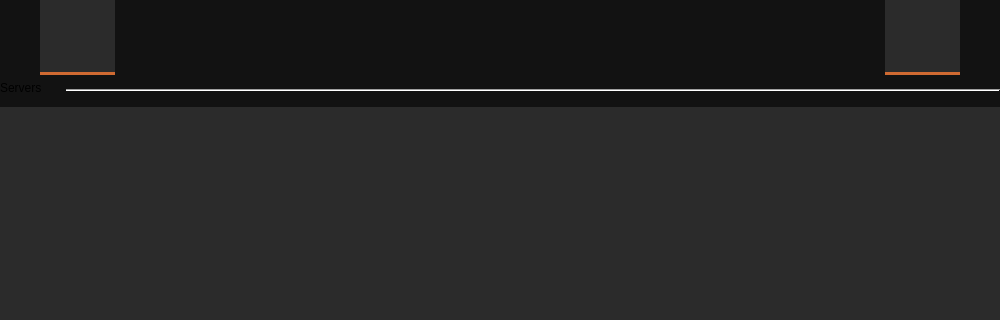
Old version of the form ui/mainwindow.ui in the repository metootem/TF2-Dedicated-Server-Manager; both pictures show x 0 to 1000 and y 0 to 320 of the 1000 by 600 pixel window.
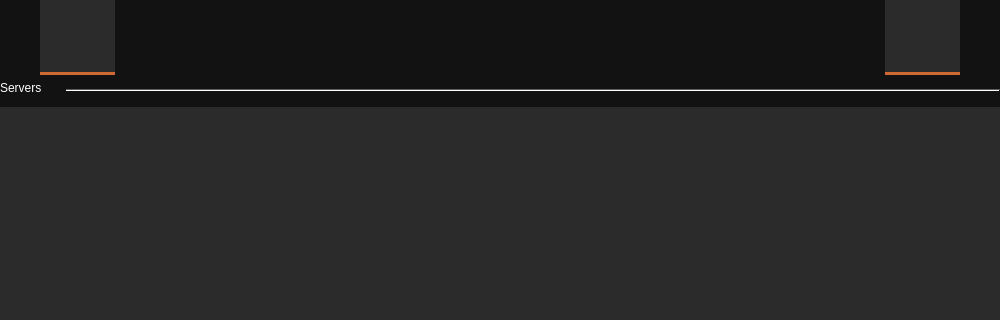
New version of the form. Icons and pictures are not drawn.

Commit message: Added app icon and main palette to widgets

What changed in the file:
```diff
--- a/ui/mainwindow.ui
+++ b/ui/mainwindow.ui
@@ -55,6 +55,24 @@
        </color>
       </brush>
      </colorrole>
+     <colorrole role="Text">
+      <brush brushstyle="SolidPattern">
+       <color alpha="255">
+        <red>255</red>
+        <green>255</green>
+        <blue>255</blue>
+       </color>
+      </brush>
+     </colorrole>
+     <colorrole role="ButtonText">
+      <brush brushstyle="SolidPattern">
+       <color alpha="255">
+        <red>255</red>
+        <green>255</green>
+        <blue>255</blue>
+       </color>
+      </brush>
+     </colorrole>
      <colorrole role="Base">
       <brush brushstyle="SolidPattern">
        <color alpha="255">
@@ -147,6 +165,24 @@
        </color>
       </brush>
      </colorrole>
+     <colorrole role="Text">
+      <brush brushstyle="SolidPattern">
+       <color alpha="255">
+        <red>255</red>
+        <green>255</green>
+        <blue>255</blue>
+       </color>
+      </brush>
+     </colorrole>
+     <colorrole role="ButtonText">
+      <brush brushstyle="SolidPattern">
+       <color alpha="255">
+        <red>255</red>
+        <green>255</green>
+        <blue>255</blue>
+       </color>
+      </brush>
+     </colorrole>
      <colorrole role="Base">
       <brush brushstyle="SolidPattern">
        <color alpha="255">
@@ -330,6 +366,7 @@
 border-bottom: 3px solid #cf6a32;
 	background-color: #2b2b2b;
 	font: 13pt &quot;Noto Sans&quot;;
+color: #ffffff;
 }
 
 QPushButton::hover {
@@ -486,6 +523,331 @@
           <height>20</height>
          </size>
         </property>
+        <property name="palette">
+         <palette>
+          <active>
+           <colorrole role="WindowText">
+            <brush brushstyle="SolidPattern">
+             <color alpha="255">
+              <red>255</red>
+              <green>255</green>
+              <blue>255</blue>
+             </color>
+            </brush>
+           </colorrole>
+           <colorrole role="Button">
+            <brush brushstyle="SolidPattern">
+             <color alpha="255">
+              <red>207</red>
+              <green>106</green>
+              <blue>50</blue>
+             </color>
+            </brush>
+           </colorrole>
+           <colorrole role="Dark">
+            <brush brushstyle="SolidPattern">
+             <color alpha="255">
+              <red>92</red>
+              <green>92</green>
+              <blue>92</blue>
+             </color>
+            </brush>
+           </colorrole>
+           <colorrole role="Mid">
+            <brush brushstyle="SolidPattern">
+             <color alpha="255">
+              <red>127</red>
+              <green>127</green>
+              <blue>127</blue>
+             </color>
+            </brush>
+           </colorrole>
+           <colorrole role="Text">
+            <brush brushstyle="SolidPattern">
+             <color alpha="255">
+              <red>255</red>
+              <green>255</green>
+              <blue>255</blue>
+             </color>
+            </brush>
+           </colorrole>
+           <colorrole role="ButtonText">
+            <brush brushstyle="SolidPattern">
+             <color alpha="255">
+              <red>255</red>
+              <green>255</green>
+              <blue>255</blue>
+             </color>
+            </brush>
+           </colorrole>
+           <colorrole role="Base">
+            <brush brushstyle="SolidPattern">
+             <color alpha="255">
+              <red>30</red>
+              <green>30</green>
+              <blue>30</blue>
+             </color>
+            </brush>
+           </colorrole>
+           <colorrole role="Window">
+            <brush brushstyle="SolidPattern">
+             <color alpha="255">
+              <red>18</red>
+              <green>18</green>
+              <blue>18</blue>
+             </color>
+            </brush>
+           </colorrole>
+           <colorrole role="Highlight">
+            <brush brushstyle="SolidPattern">
+             <color alpha="255">
+              <red>207</red>
+              <green>106</green>
+              <blue>50</blue>
+             </color>
+            </brush>
+           </colorrole>
+           <colorrole role="LinkVisited">
+            <brush brushstyle="SolidPattern">
+             <color alpha="255">
+              <red>255</red>
+              <green>158</green>
+              <blue>105</blue>
+             </color>
+            </brush>
+           </colorrole>
+           <colorrole role="AlternateBase">
+            <brush brushstyle="SolidPattern">
+             <color alpha="255">
+              <red>45</red>
+              <green>45</green>
+              <blue>45</blue>
+             </color>
+            </brush>
+           </colorrole>
+           <colorrole role="ToolTipBase">
+            <brush brushstyle="SolidPattern">
+             <color alpha="255">
+              <red>97</red>
+              <green>97</green>
+              <blue>97</blue>
+             </color>
+            </brush>
+           </colorrole>
+          </active>
+          <inactive>
+           <colorrole role="WindowText">
+            <brush brushstyle="SolidPattern">
+             <color alpha="255">
+              <red>255</red>
+              <green>255</green>
+              <blue>255</blue>
+             </color>
+            </brush>
+           </colorrole>
+           <colorrole role="Button">
+            <brush brushstyle="SolidPattern">
+             <color alpha="255">
+              <red>207</red>
+              <green>106</green>
+              <blue>50</blue>
+             </color>
+            </brush>
+           </colorrole>
+           <colorrole role="Dark">
+            <brush brushstyle="SolidPattern">
+             <color alpha="255">
+              <red>92</red>
+              <green>92</green>
+              <blue>92</blue>
+             </color>
+            </brush>
+           </colorrole>
+           <colorrole role="Mid">
+            <brush brushstyle="SolidPattern">
+             <color alpha="255">
+              <red>127</red>
+              <green>127</green>
+              <blue>127</blue>
+             </color>
+            </brush>
+           </colorrole>
+           <colorrole role="Text">
+            <brush brushstyle="SolidPattern">
+             <color alpha="255">
+              <red>255</red>
+              <green>255</green>
+              <blue>255</blue>
+             </color>
+            </brush>
+           </colorrole>
+           <colorrole role="ButtonText">
+            <brush brushstyle="SolidPattern">
+             <color alpha="255">
+              <red>255</red>
+              <green>255</green>
+              <blue>255</blue>
+             </color>
+            </brush>
+           </colorrole>
+           <colorrole role="Base">
+            <brush brushstyle="SolidPattern">
+             <color alpha="255">
+              <red>30</red>
+              <green>30</green>
+              <blue>30</blue>
+             </color>
+            </brush>
+           </colorrole>
+           <colorrole role="Window">
+            <brush brushstyle="SolidPattern">
+             <color alpha="255">
+              <red>18</red>
+              <green>18</green>
+              <blue>18</blue>
+             </color>
+            </brush>
+           </colorrole>
+           <colorrole role="Highlight">
+            <brush brushstyle="SolidPattern">
+             <color alpha="255">
+              <red>207</red>
+              <green>106</green>
+              <blue>50</blue>
+             </color>
+            </brush>
+           </colorrole>
+           <colorrole role="LinkVisited">
+            <brush brushstyle="SolidPattern">
+             <color alpha="255">
+              <red>255</red>
+              <green>158</green>
+              <blue>105</blue>
+             </color>
+            </brush>
+           </colorrole>
+           <colorrole role="AlternateBase">
+            <brush brushstyle="SolidPattern">
+             <color alpha="255">
+              <red>45</red>
+              <green>45</green>
+              <blue>45</blue>
+             </color>
+            </brush>
+           </colorrole>
+           <colorrole role="ToolTipBase">
+            <brush brushstyle="SolidPattern">
+             <color alpha="255">
+              <red>97</red>
+              <green>97</green>
+              <blue>97</blue>
+             </color>
+            </brush>
+           </colorrole>
+          </inactive>
+          <disabled>
+           <colorrole role="WindowText">
+            <brush brushstyle="SolidPattern">
+             <color alpha="255">
+              <red>92</red>
+              <green>92</green>
+              <blue>92</blue>
+             </color>
+            </brush>
+           </colorrole>
+           <colorrole role="Button">
+            <brush brushstyle="SolidPattern">
+             <color alpha="255">
+              <red>207</red>
+              <green>106</green>
+              <blue>50</blue>
+             </color>
+            </brush>
+           </colorrole>
+           <colorrole role="Dark">
+            <brush brushstyle="SolidPattern">
+             <color alpha="255">
+              <red>92</red>
+              <green>92</green>
+              <blue>92</blue>
+             </color>
+            </brush>
+           </colorrole>
+           <colorrole role="Mid">
+            <brush brushstyle="SolidPattern">
+             <color alpha="255">
+              <red>127</red>
+              <green>127</green>
+              <blue>127</blue>
+             </color>
+            </brush>
+           </colorrole>
+           <colorrole role="Text">
+            <brush brushstyle="SolidPattern">
+             <color alpha="255">
+              <red>92</red>
+              <green>92</green>
+              <blue>92</blue>
+             </color>
+            </brush>
+           </colorrole>
+           <colorrole role="ButtonText">
+            <brush brushstyle="SolidPattern">
+             <color alpha="255">
+              <red>92</red>
+              <green>92</green>
+              <blue>92</blue>
+             </color>
+            </brush>
+           </colorrole>
+           <colorrole role="Base">
+            <brush brushstyle="SolidPattern">
+             <color alpha="255">
+              <red>18</red>
+              <green>18</green>
+              <blue>18</blue>
+             </color>
+            </brush>
+           </colorrole>
+           <colorrole role="Window">
+            <brush brushstyle="SolidPattern">
+             <color alpha="255">
+              <red>18</red>
+              <green>18</green>
+              <blue>18</blue>
+             </color>
+            </brush>
+           </colorrole>
+           <colorrole role="LinkVisited">
+            <brush brushstyle="SolidPattern">
+             <color alpha="255">
+              <red>255</red>
+              <green>158</green>
+              <blue>105</blue>
+             </color>
+            </brush>
+           </colorrole>
+           <colorrole role="AlternateBase">
+            <brush brushstyle="SolidPattern">
+             <color alpha="255">
+              <red>45</red>
+              <green>45</green>
+              <blue>45</blue>
+             </color>
+            </brush>
+           </colorrole>
+           <colorrole role="ToolTipBase">
+            <brush brushstyle="SolidPattern">
+             <color alpha="255">
+              <red>97</red>
+              <green>97</green>
+              <blue>97</blue>
+             </color>
+            </brush>
+           </colorrole>
+          </disabled>
+         </palette>
+        </property>
         <property name="text">
          <string>Servers</string>
         </property>
@@ -496,6 +858,331 @@
       </item>
       <item>
        <widget class="Line" name="line">
+        <property name="palette">
+         <palette>
+          <active>
+           <colorrole role="WindowText">
+            <brush brushstyle="SolidPattern">
+             <color alpha="255">
+              <red>255</red>
+              <green>255</green>
+              <blue>255</blue>
+             </color>
+            </brush>
+           </colorrole>
+           <colorrole role="Button">
+            <brush brushstyle="SolidPattern">
+             <color alpha="255">
+              <red>207</red>
+              <green>106</green>
+              <blue>50</blue>
+             </color>
+            </brush>
+           </colorrole>
+           <colorrole role="Dark">
+            <brush brushstyle="SolidPattern">
+             <color alpha="255">
+              <red>92</red>
+              <green>92</green>
+              <blue>92</blue>
+             </color>
+            </brush>
+           </colorrole>
+           <colorrole role="Mid">
+            <brush brushstyle="SolidPattern">
+             <color alpha="255">
+              <red>127</red>
+              <green>127</green>
+              <blue>127</blue>
+             </color>
+            </brush>
+           </colorrole>
+           <colorrole role="Text">
+            <brush brushstyle="SolidPattern">
+             <color alpha="255">
+              <red>255</red>
+              <green>255</green>
+              <blue>255</blue>
+             </color>
+            </brush>
+           </colorrole>
+           <colorrole role="ButtonText">
+            <brush brushstyle="SolidPattern">
+             <color alpha="255">
+              <red>255</red>
+              <green>255</green>
+              <blue>255</blue>
+             </color>
+            </brush>
+           </colorrole>
+           <colorrole role="Base">
+            <brush brushstyle="SolidPattern">
+             <color alpha="255">
+              <red>30</red>
+              <green>30</green>
+              <blue>30</blue>
+             </color>
+            </brush>
+           </colorrole>
+           <colorrole role="Window">
+            <brush brushstyle="SolidPattern">
+             <color alpha="255">
+              <red>18</red>
+              <green>18</green>
+              <blue>18</blue>
+             </color>
+            </brush>
+           </colorrole>
+           <colorrole role="Highlight">
+            <brush brushstyle="SolidPattern">
+             <color alpha="255">
+              <red>207</red>
+              <green>106</green>
+              <blue>50</blue>
+             </color>
+            </brush>
+           </colorrole>
+           <colorrole role="LinkVisited">
+            <brush brushstyle="SolidPattern">
+             <color alpha="255">
+              <red>255</red>
+              <green>158</green>
+              <blue>105</blue>
+             </color>
+            </brush>
+           </colorrole>
+           <colorrole role="AlternateBase">
+            <brush brushstyle="SolidPattern">
+             <color alpha="255">
+              <red>45</red>
+              <green>45</green>
+              <blue>45</blue>
+             </color>
+            </brush>
+           </colorrole>
+           <colorrole role="ToolTipBase">
+            <brush brushstyle="SolidPattern">
+             <color alpha="255">
+              <red>97</red>
+              <green>97</green>
+              <blue>97</blue>
+             </color>
+            </brush>
+           </colorrole>
+          </active>
+          <inactive>
+           <colorrole role="WindowText">
+            <brush brushstyle="SolidPattern">
+             <color alpha="255">
+              <red>255</red>
+              <green>255</green>
+              <blue>255</blue>
+             </color>
+            </brush>
+           </colorrole>
+           <colorrole role="Button">
+            <brush brushstyle="SolidPattern">
+             <color alpha="255">
+              <red>207</red>
+              <green>106</green>
+              <blue>50</blue>
+             </color>
+            </brush>
+           </colorrole>
+           <colorrole role="Dark">
+            <brush brushstyle="SolidPattern">
+             <color alpha="255">
+              <red>92</red>
+              <green>92</green>
+              <blue>92</blue>
+             </color>
+            </brush>
+           </colorrole>
+           <colorrole role="Mid">
+            <brush brushstyle="SolidPattern">
+             <color alpha="255">
+              <red>127</red>
+              <green>127</green>
+              <blue>127</blue>
+             </color>
+            </brush>
+           </colorrole>
+           <colorrole role="Text">
+            <brush brushstyle="SolidPattern">
+             <color alpha="255">
+              <red>255</red>
+              <green>255</green>
+              <blue>255</blue>
+             </color>
+            </brush>
+           </colorrole>
+           <colorrole role="ButtonText">
+            <brush brushstyle="SolidPattern">
+             <color alpha="255">
+              <red>255</red>
+              <green>255</green>
+              <blue>255</blue>
+             </color>
+            </brush>
+           </colorrole>
+           <colorrole role="Base">
+            <brush brushstyle="SolidPattern">
+             <color alpha="255">
+              <red>30</red>
+              <green>30</green>
+              <blue>30</blue>
+             </color>
+            </brush>
+           </colorrole>
+           <colorrole role="Window">
+            <brush brushstyle="SolidPattern">
+             <color alpha="255">
+              <red>18</red>
+              <green>18</green>
+              <blue>18</blue>
+             </color>
+            </brush>
+           </colorrole>
+           <colorrole role="Highlight">
+            <brush brushstyle="SolidPattern">
+             <color alpha="255">
+              <red>207</red>
+              <green>106</green>
+              <blue>50</blue>
+             </color>
+            </brush>
+           </colorrole>
+           <colorrole role="LinkVisited">
+            <brush brushstyle="SolidPattern">
+             <color alpha="255">
+              <red>255</red>
+              <green>158</green>
+              <blue>105</blue>
+             </color>
+            </brush>
+           </colorrole>
+           <colorrole role="AlternateBase">
+            <brush brushstyle="SolidPattern">
+             <color alpha="255">
+              <red>45</red>
+              <green>45</green>
+              <blue>45</blue>
+             </color>
+            </brush>
+           </colorrole>
+           <colorrole role="ToolTipBase">
+            <brush brushstyle="SolidPattern">
+             <color alpha="255">
+              <red>97</red>
+              <green>97</green>
+              <blue>97</blue>
+             </color>
+            </brush>
+           </colorrole>
+          </inactive>
+          <disabled>
+           <colorrole role="WindowText">
+            <brush brushstyle="SolidPattern">
+             <color alpha="255">
+              <red>92</red>
+              <green>92</green>
+              <blue>92</blue>
+             </color>
+            </brush>
+           </colorrole>
+           <colorrole role="Button">
+            <brush brushstyle="SolidPattern">
+             <color alpha="255">
+              <red>207</red>
+              <green>106</green>
+              <blue>50</blue>
+             </color>
+            </brush>
+           </colorrole>
+           <colorrole role="Dark">
+            <brush brushstyle="SolidPattern">
+             <color alpha="255">
+              <red>92</red>
+              <green>92</green>
+              <blue>92</blue>
+             </color>
+            </brush>
+           </colorrole>
+           <colorrole role="Mid">
+            <brush brushstyle="SolidPattern">
+             <color alpha="255">
+              <red>127</red>
+              <green>127</green>
+              <blue>127</blue>
+             </color>
+            </brush>
+           </colorrole>
+           <colorrole role="Text">
+            <brush brushstyle="SolidPattern">
+             <color alpha="255">
+              <red>92</red>
+              <green>92</green>
+              <blue>92</blue>
+             </color>
+            </brush>
+           </colorrole>
+           <colorrole role="ButtonText">
+            <brush brushstyle="SolidPattern">
+             <color alpha="255">
+              <red>92</red>
+              <green>92</green>
+              <blue>92</blue>
+             </color>
+            </brush>
+           </colorrole>
+           <colorrole role="Base">
+            <brush brushstyle="SolidPattern">
+             <color alpha="255">
+              <red>18</red>
+              <green>18</green>
+              <blue>18</blue>
+             </color>
+            </brush>
+           </colorrole>
+           <colorrole role="Window">
+            <brush brushstyle="SolidPattern">
+             <color alpha="255">
+              <red>18</red>
+              <green>18</green>
+              <blue>18</blue>
+             </color>
+            </brush>
+           </colorrole>
+           <colorrole role="LinkVisited">
+            <brush brushstyle="SolidPattern">
+             <color alpha="255">
+              <red>255</red>
+              <green>158</green>
+              <blue>105</blue>
+             </color>
+            </brush>
+           </colorrole>
+           <colorrole role="AlternateBase">
+            <brush brushstyle="SolidPattern">
+             <color alpha="255">
+              <red>45</red>
+              <green>45</green>
+              <blue>45</blue>
+             </color>
+            </brush>
+           </colorrole>
+           <colorrole role="ToolTipBase">
+            <brush brushstyle="SolidPattern">
+             <color alpha="255">
+              <red>97</red>
+              <green>97</green>
+              <blue>97</blue>
+             </color>
+            </brush>
+           </colorrole>
+          </disabled>
+         </palette>
+        </property>
         <property name="orientation">
          <enum>Qt::Orientation::Horizontal</enum>
         </property>
```
Left out of the diff: 975 changed lines with no effect on the pictures. The commit also changes 14 other files.
